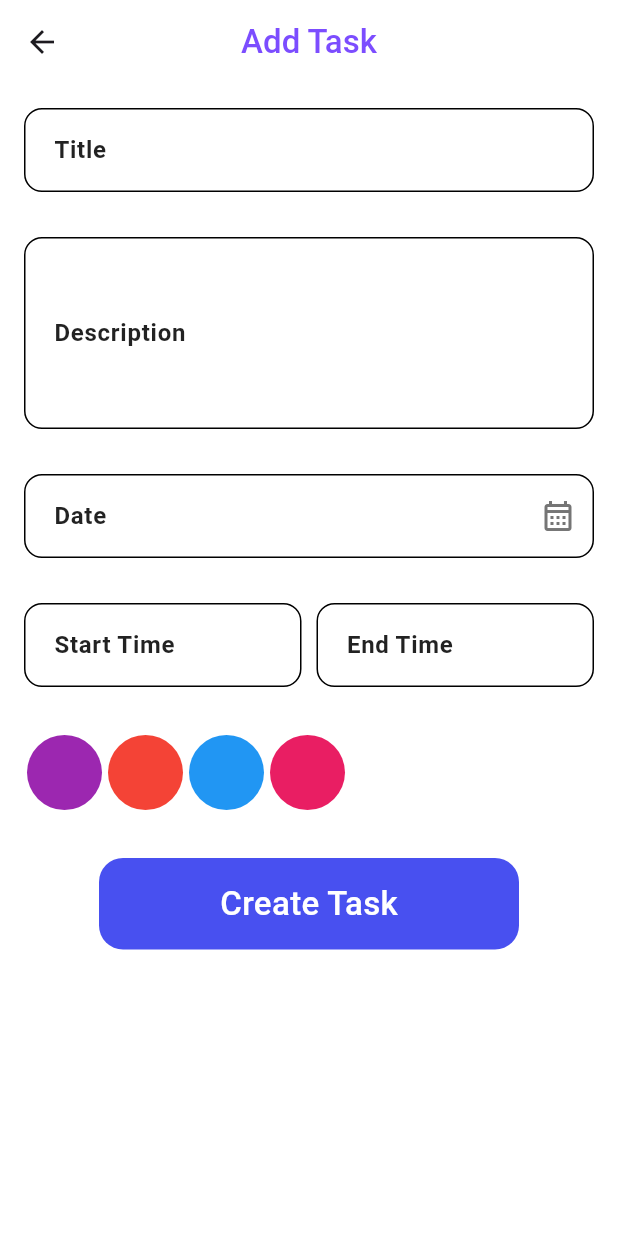
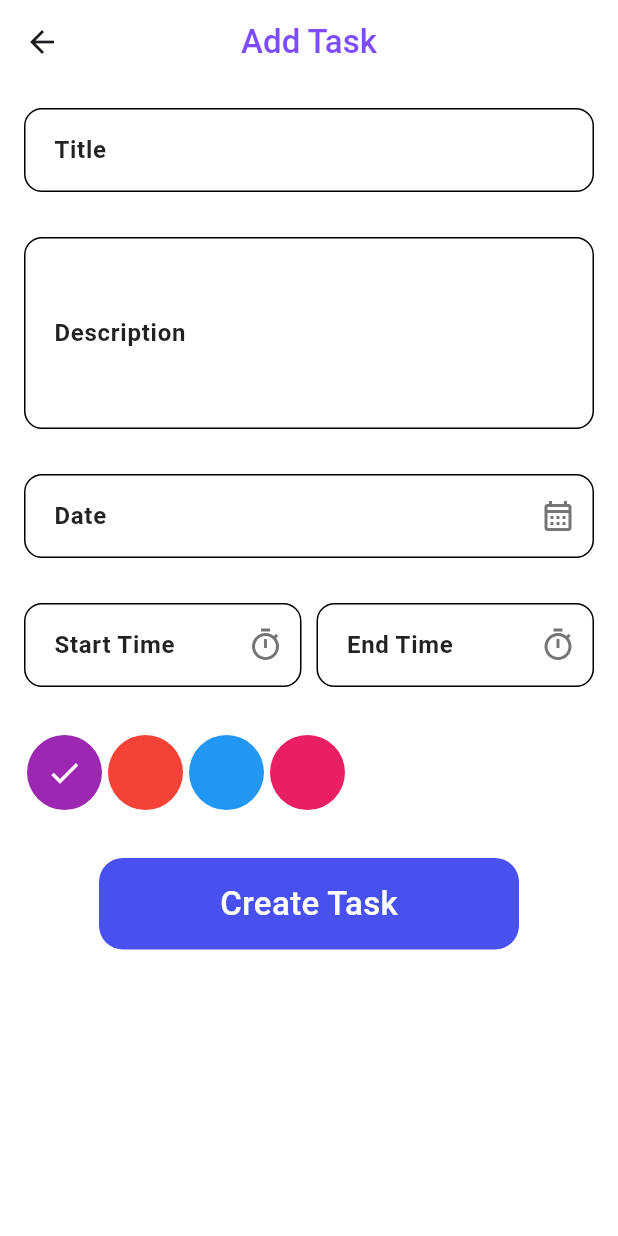
Before and after one commit to Anas3Ezz/taskati, a Flutter app: the AddTaskScreen screen opened directly, on a phone screen of 412 x 824 dp. Run offline on Flutter 3.47's test engine with Material 3 defaults, Android fonts, the phone set to English and light mode, and no system bars; our stand-ins replace image_picker, lottie.

Commit message:
fix the ui

```diff
--- a/lib/screens/add_task_screen.dart
+++ b/lib/screens/add_task_screen.dart
@@ -36,7 +36,7 @@ class _AddTaskScreenState extends State<AddTaskScreen> {
     Colors.blue,
     Colors.pink,
   ];
-  int activeColorIndex = -1;
+  int activeColorIndex = 0;
 
   @override
   Widget build(BuildContext context) {
@@ -64,7 +64,6 @@ class _AddTaskScreenState extends State<AddTaskScreen> {
                   label: "Title",
                   hint: "Enter title",
                   controller: _titleController,
-                  // accentColor: primaryPurple,
                   validator: (value) {
                     if (value == null || value.isEmpty) {
                       return 'Please enter a title';
@@ -77,7 +76,6 @@ class _AddTaskScreenState extends State<AddTaskScreen> {
                   hint: "Enter description",
                   controller: _descriptionController,
                   maxLines: 4,
-                  // accentColor: primaryPurple,
                   keyboardType: TextInputType.multiline,
                 ),
                 TaskInputField(
@@ -108,7 +106,7 @@ class _AddTaskScreenState extends State<AddTaskScreen> {
                         label: "Start Time",
                         hint: "3:20 Am",
                         controller: _startTimeController,
-                        // accentColor: primaryPurple,
+                        suffixIcon: Icons.timer_outlined,
                         keyboardType: TextInputType.datetime,
                         onTap: () {
                           showTimePicker(
@@ -129,6 +127,7 @@ class _AddTaskScreenState extends State<AddTaskScreen> {
                         label: "End Time",
                         hint: "12:00 pm",
                         controller: _endTimeController,
+                        suffixIcon: Icons.timer_outlined,
                         keyboardType: TextInputType.datetime,
                         onTap: () {
                           showTimePicker(
--- a/lib/widgets/task_card.dart
+++ b/lib/widgets/task_card.dart
@@ -28,11 +28,11 @@ class TaskCardWidget extends StatelessWidget {
                     style: AppTextStyles().s22WhiteWeight500,
                   ),
                   Text(
-                    '${tasks.startTime} - ${tasks.endTime}',
+                    '${tasks.date} - ${tasks.endTime}',
                     style: AppTextStyles().s20WhiteColor,
                   ),
                   Text(
-                    tasks.discription ?? 'NO Disc',
+                    tasks.discription ?? 'NNOOOOOO Disc',
                     style: AppTextStyles().s22WhiteWeight500,
                   ),
                 ],
```
